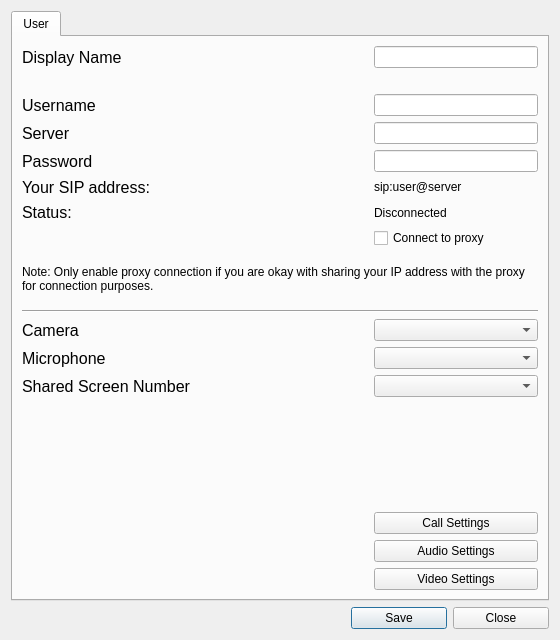
Above: ui/settings.ui from ultravideo/uvgComm before the change. Below: the same form after it.
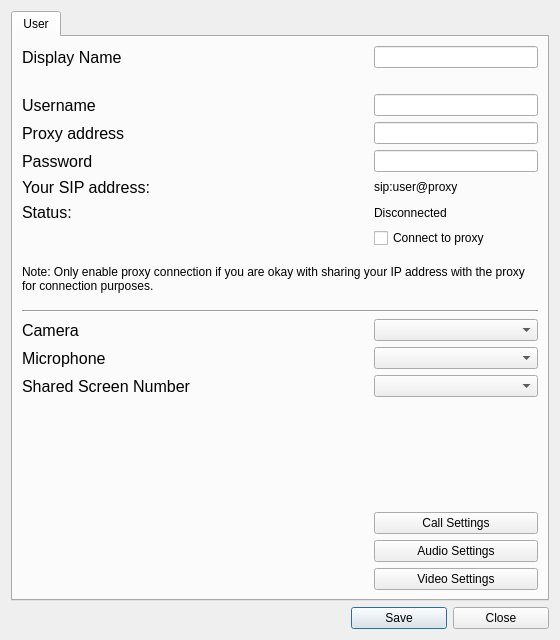
That is the form after the change.

Commit message: cosmetic(Settings): Change settings UI text to be more accurate

```diff
--- a/ui/settings.ui
+++ b/ui/settings.ui
@@ -221,7 +221,7 @@
           </font>
          </property>
          <property name="text">
-          <string>Server</string>
+          <string>Proxy address</string>
          </property>
         </widget>
        </item>
@@ -241,7 +241,7 @@
           </size>
          </property>
          <property name="text">
-          <string>sip:user@server</string>
+          <string>sip:user@proxy</string>
          </property>
          <property name="textInteractionFlags">
           <set>Qt::TextSelectableByMouse</set>
```
